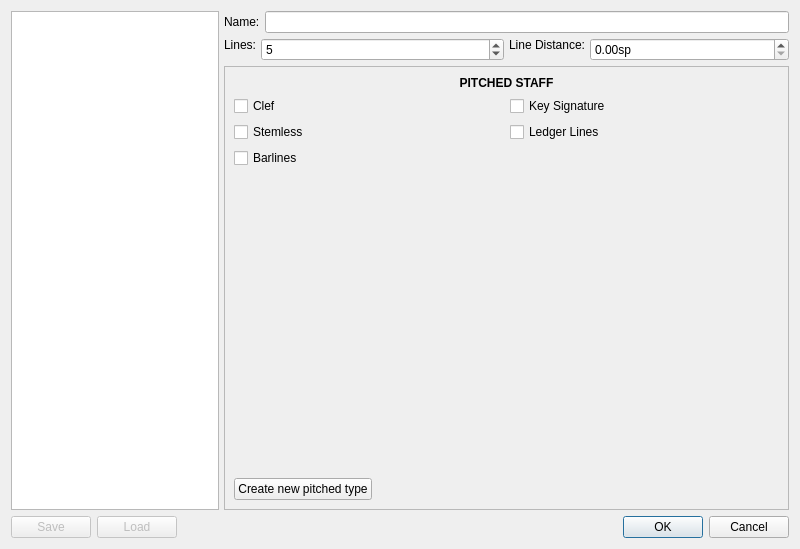
This is mscore/mscore/stafftype.ui in musescore/musescore-old as Qt 5 draws it before an edit. The edited form follows.
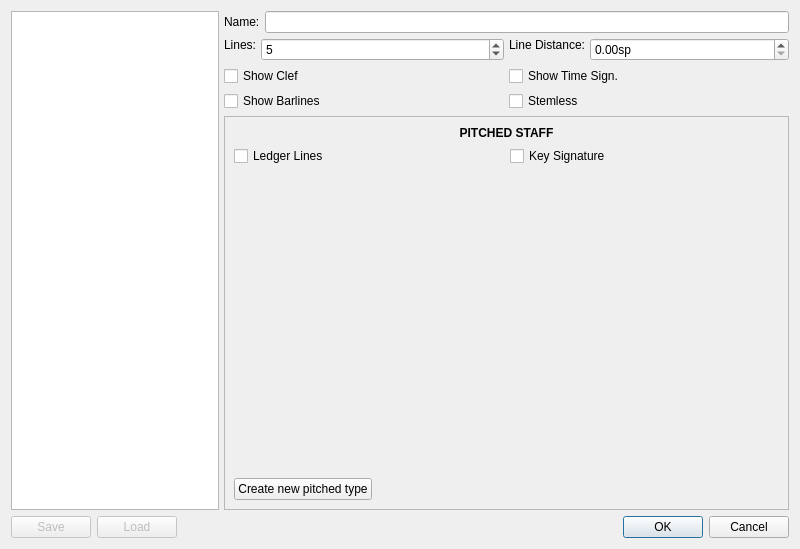
This is the edited form. The open tabs and pages were chosen to show the change.

```diff
--- a/mscore/mscore/stafftype.ui
+++ b/mscore/mscore/stafftype.ui
@@ -33,7 +33,7 @@
       </widget>
      </item>
      <item>
-      <layout class="QVBoxLayout" name="verticalLayout" stretch="0,0,0">
+      <layout class="QVBoxLayout" name="verticalLayout" stretch="0,0,0,0">
        <property name="spacing">
         <number>5</number>
        </property>
@@ -133,6 +133,44 @@
          </item>
         </layout>
        </item>
+       <item>
+        <layout class="QGridLayout" name="gridLayout_4">
+         <property name="topMargin">
+          <number>0</number>
+         </property>
+         <item row="0" column="0">
+          <widget class="QCheckBox" name="genClef">
+           <property name="toolTip">
+            <string/>
+           </property>
+           <property name="text">
+            <string>Show Clef</string>
+           </property>
+          </widget>
+         </item>
+         <item row="1" column="0">
+          <widget class="QCheckBox" name="showBarlines">
+           <property name="text">
+            <string>Show Barlines</string>
+           </property>
+          </widget>
+         </item>
+         <item row="0" column="1">
+          <widget class="QCheckBox" name="genTimesig">
+           <property name="text">
+            <string>Show Time Sign.</string>
+           </property>
+          </widget>
+         </item>
+         <item row="1" column="1">
+          <widget class="QCheckBox" name="stemless">
+           <property name="text">
+            <string>Stemless</string>
+           </property>
+          </widget>
+         </item>
+        </layout>
+       </item>
        <item>
         <widget class="QStackedWidget" name="stack">
          <property name="frameShape">
@@ -167,38 +205,14 @@
            </item>
            <item>
             <layout class="QGridLayout" name="gridLayout">
-             <item row="0" column="0">
-              <widget class="QCheckBox" name="genClefPitched">
-               <property name="toolTip">
-                <string/>
-               </property>
-               <property name="text">
-                <string>Clef</string>
-               </property>
-              </widget>
-             </item>
-             <item row="1" column="0">
-              <widget class="QCheckBox" name="stemlessPitched">
-               <property name="text">
-                <string>Stemless</string>
-               </property>
-              </widget>
-             </item>
-             <item row="2" column="0">
-              <widget class="QCheckBox" name="showBarlinesPitched">
-               <property name="text">
-                <string>Barlines</string>
-               </property>
-              </widget>
-             </item>
-             <item row="0" column="1">
+             <item row="2" column="1">
               <widget class="QCheckBox" name="genKeysigPitched">
                <property name="text">
                 <string>Key Signature</string>
                </property>
               </widget>
              </item>
-             <item row="1" column="1">
+             <item row="2" column="0">
               <widget class="QCheckBox" name="showLedgerLinesPitched">
                <property name="text">
                 <string>Ledger Lines</string>
```
Left out of the diff: 54 changed lines with no effect on the pictures.
